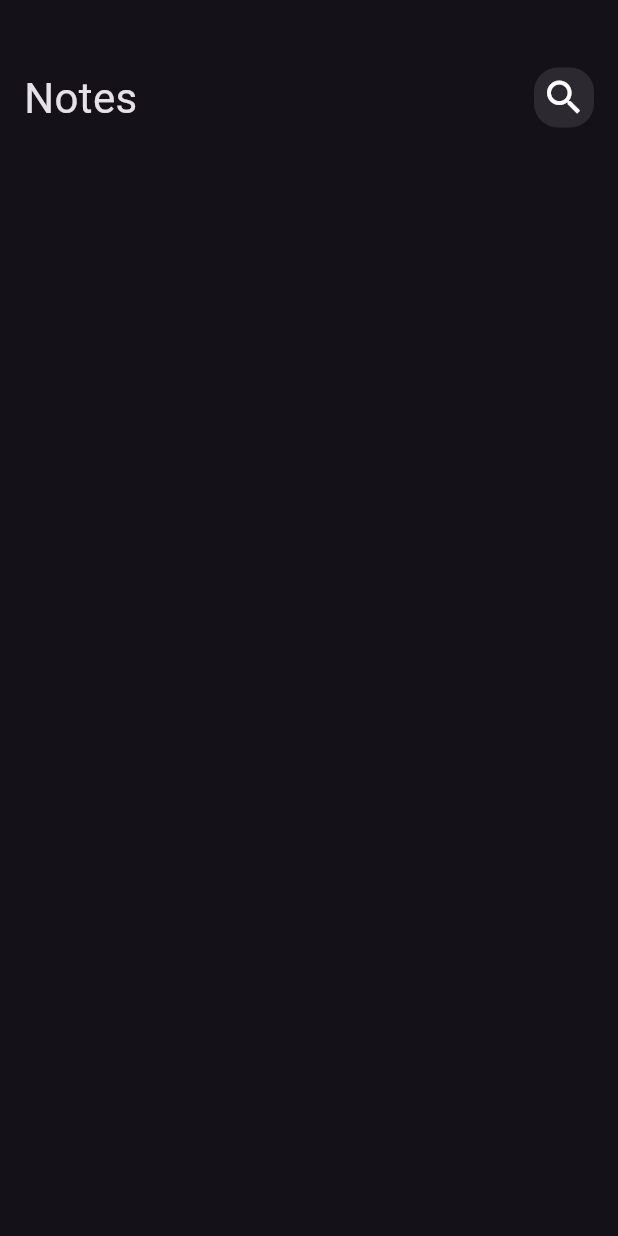
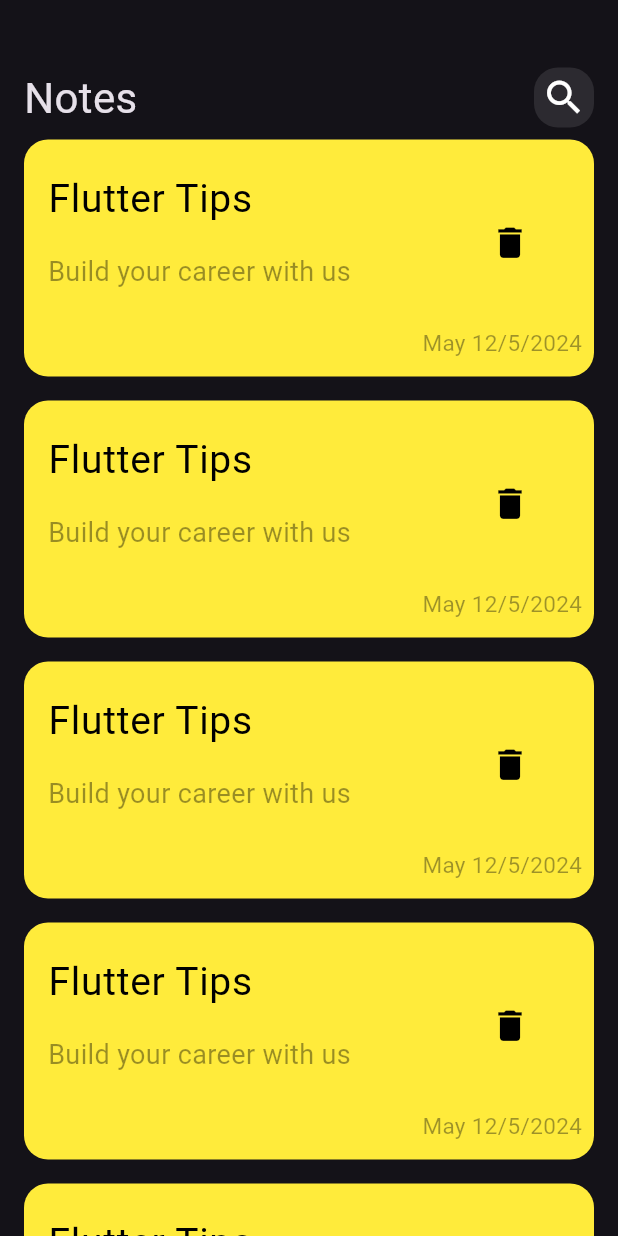
Before and after one commit to Hagar2003/Notes_App, a Flutter app: the screen it shows after launch, on a phone screen of 412 x 824 dp. Run offline on Flutter 3.47's test engine with Material 3 defaults, Android fonts, the phone set to English and light mode, and no system bars.

Commit message:
create list with and its items

```diff
--- a/lib/main.dart
+++ b/lib/main.dart
@@ -10,7 +10,9 @@ class NotesApp extends StatelessWidget {
 
   @override
   Widget build(BuildContext context) {
-    return const  MaterialApp(debugShowCheckedModeBanner:false,
-    home:NotesView());
+    return   MaterialApp(debugShowCheckedModeBanner:false,
+    theme: ThemeData(brightness: Brightness.dark,
+    fontFamily: 'assets/Poppins-Regular.ttf'),
+    home: const NotesView());
   }
 }
--- a/lib/views/notes_view.dart
+++ b/lib/views/notes_view.dart
@@ -6,7 +6,9 @@ class NotesView extends StatelessWidget {
 
   @override
   Widget build(BuildContext context) {
-    return  const MaterialApp(debugShowCheckedModeBanner: false,home: NotesViewBody(),);
+    return  const MaterialApp(debugShowCheckedModeBanner: false,
+
+    home: NotesViewBody(),);
 
   }
 }
--- /dev/null
+++ b/lib/widgets/note_item.dart
@@ -0,0 +1,27 @@
+import 'package:flutter/material.dart';
+
+class NoteItem extends StatelessWidget {
+  const NoteItem({super.key});
+
+  @override
+  Widget build(BuildContext context) {
+    return Container(width: 400,
+      padding: const EdgeInsets.only(top: 12,bottom: 12,right: 8),
+      decoration: BoxDecoration(color: Colors.yellow,borderRadius: BorderRadius.circular(16),
+      ),
+      child:  Column(crossAxisAlignment: CrossAxisAlignment.end,
+        children: [
+        ListTile(title:  const Text('Flutter Tips',style:
+         TextStyle(color: Colors.black,fontSize: 26),),
+        subtitle:
+        Padding(padding: const EdgeInsets.only(top: 16,bottom: 16),
+        child:Text('Build your career with us ',style: TextStyle(color: Colors.black.withOpacity(.4),fontSize: 18),),),
+        trailing: IconButton(onPressed: (){} ,
+        icon:  const Icon(Icons.delete,color: Colors.black,size: 27,)),),
+        // ignore: prefer_const_constructors
+        Text('May 12/5/2024',style:
+          TextStyle(color: const Color.fromARGB(255, 12, 12, 12).withOpacity(.4),fontSize: 15),)
+      ],),
+    );
+  }
+}
--- /dev/null
+++ b/lib/widgets/notes_list_view.dart
@@ -0,0 +1,18 @@
+import 'package:flutter/material.dart';
+import 'package:notes_app/widgets/note_item.dart';
+
+class NotesListView extends StatelessWidget {
+  const NotesListView({super.key});
+
+  @override
+  Widget build(BuildContext context) {
+    return Expanded(
+      child: ListView.builder(itemBuilder: (context,index){
+        return const Padding(
+          padding: EdgeInsets.symmetric(vertical :8.0),
+          child: NoteItem(),
+        );
+      }),
+    );
+    }
+  }
--- a/lib/widgets/notes_view_body.dart
+++ b/lib/widgets/notes_view_body.dart
@@ -1,37 +1,36 @@
 import 'package:flutter/material.dart';
-import 'package:flutter/widgets.dart';
+
+import 'package:notes_app/widgets/note_item.dart';
+import 'package:notes_app/widgets/notes_list_view.dart';
 
 class NotesViewBody extends StatelessWidget {
   const NotesViewBody({super.key});
 
   @override
   Widget build(BuildContext context) {
-    return MaterialApp(
-        theme: ThemeData.dark(),
+    return MaterialApp(  theme: ThemeData(brightness: Brightness                                                                                                                                                                                                                                                                                                                                                                                                                                                                                                                                                                                                                                                                                                                                                      .dark,),
+
         debugShowCheckedModeBanner: false,
-        home:  Scaffold(
-          // appBar: AppBar(
-          //   title: const Text('Notes',style: TextStyle(fontSize: 28,),),
-          //   actions: const [
-          //     Icon(
-          //       Icons.search,
-          //       size: 30,
-          //     )
-          //   ],
-          // ),
-          body: Column(children: [const SizedBox(height: 45,),
-            Padding(
-              padding: const EdgeInsets.only(left: 16.0,right: 16),
-              child: Row(mainAxisAlignment: MainAxisAlignment.spaceBetween,
-                children: [const Text('Notes',style: TextStyle(fontSize: 28,),),
-              Container(width: 40,height: 40,
-               decoration:  BoxDecoration(color: Colors.white.withOpacity(.1),
-               borderRadius :BorderRadius.circular(16)),
-               child:const Icon(Icons.search,size: 30,)) ],),
+        home: Scaffold(
+      body:
+          Padding(
+            padding: const EdgeInsets.only(left:16.0,right: 16),
+            child: Column(children: [const SizedBox(height: 45,),
 
-            )
-          ],),
+                Row(mainAxisAlignment: MainAxisAlignment.spaceBetween,
+                  children: [const Text('Notes',style: TextStyle(fontSize: 28,),),
+                Container(width: 40,height: 40,
+                 decoration:  BoxDecoration(
+                  color: Colors.white.withOpacity(.1),
 
-        ));
+                 borderRadius :BorderRadius.circular(16)),
+                 child:const Icon(Icons.search,size: 30,)) ],),
+                //const  NoteItem(),
+              const  NotesListView()
+              ])
+        )));
+
+
+
   }
 }
```
Also changed, not shown: pubspec.yaml (+5 -6 lines), assets/Poppins-Regular.ttf (added).
